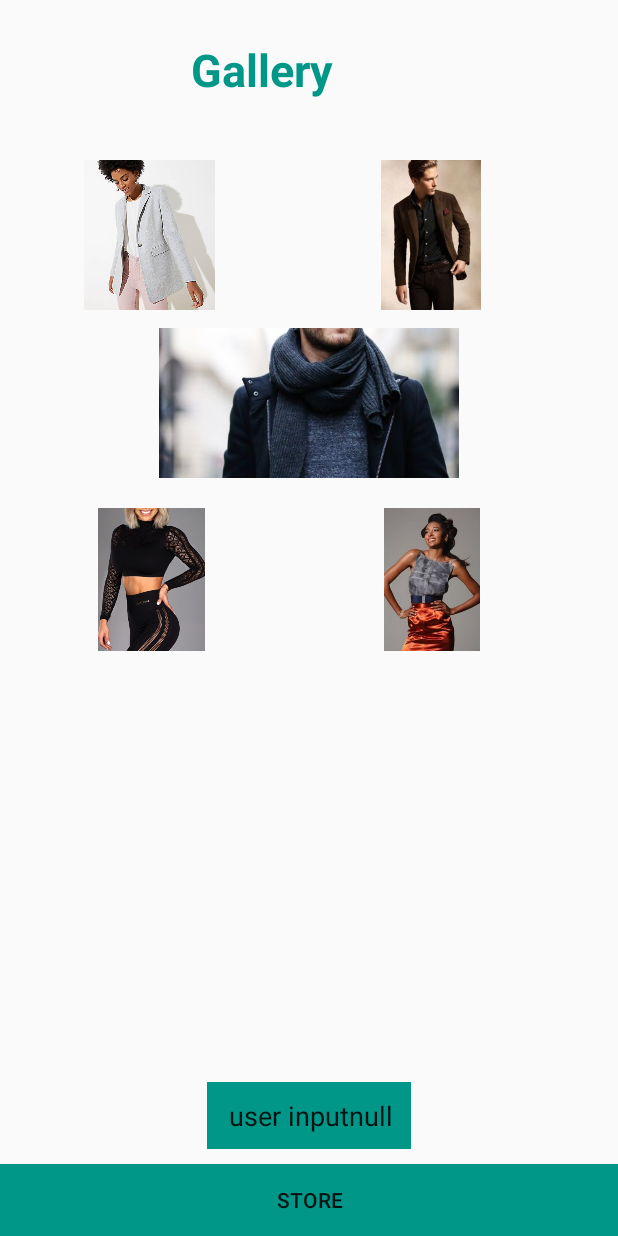
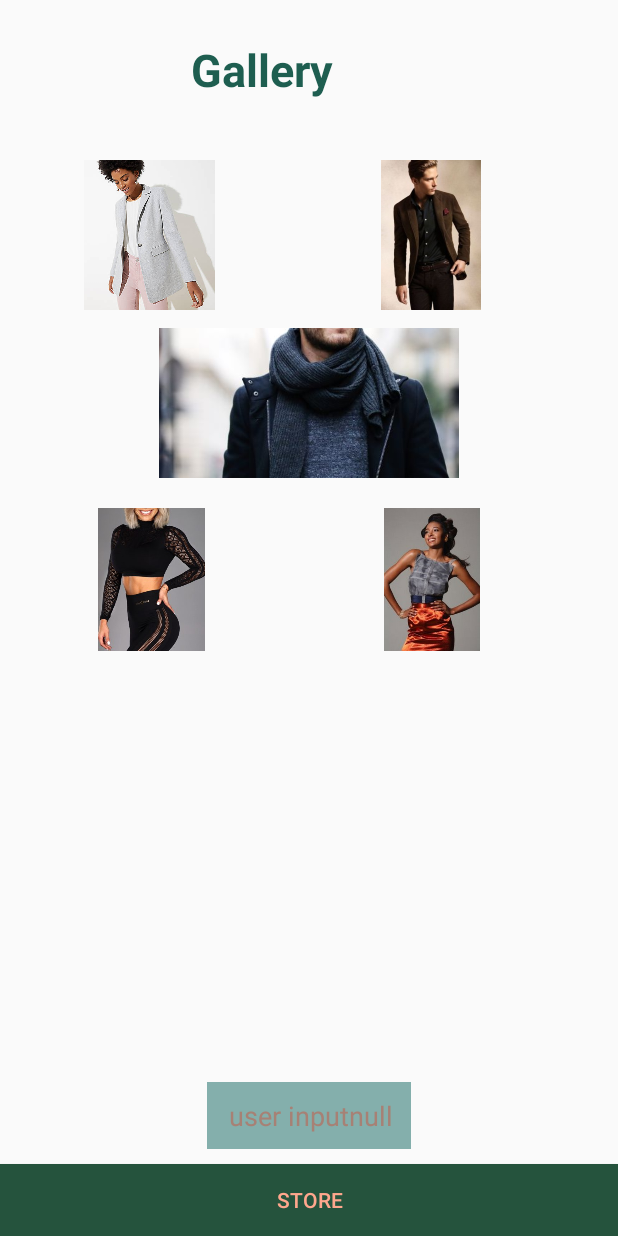
Before and after one commit to Sangwa-C/Sangwa_Sytles, an Android app: the screen it shows after launch (ImagesActivity), on a phone screen of 412 x 824 dp. Run offline under Robolectric (Android 15) with nearby library versions, the phone set to English and light mode, and no system bars; Roboto replaces fonts that are not available here.

Commit message:
last styles

```diff
--- a/app/src/main/res/layout/activity_images.xml
+++ b/app/src/main/res/layout/activity_images.xml
@@ -23,7 +23,7 @@
         android:layout_marginBottom="40dp"
         android:layout_weight="1"
         android:text="Gallery"
-        android:textColor="@color/colorAccent"
+        android:textColor="#1E5E50"
         android:textSize="30dp"
         android:textStyle="bold"
         app:fontFamily="@font/allura" />
@@ -101,15 +101,16 @@
         </LinearLayout>
 
     <EditText
+        android:id="@+id/clotheWanted"
         android:layout_width="wrap_content"
         android:layout_height="wrap_content"
-        android:id="@+id/clotheWanted"
-        android:background="@color/colorAccent"
         android:layout_above="@+id/listedButton"
+        android:layout_centerHorizontal="true"
         android:layout_marginBottom="10dp"
+        android:background="#84AFAC"
+        android:hint="Types of Cloth"
         android:padding="10dp"
-        android:hint="Types of Cloth"
-        android:layout_centerHorizontal="true" />
+        android:textColor="#A78175" />
 
 
     <Button
@@ -118,8 +119,9 @@
         android:layout_height="wrap_content"
         android:layout_alignParentBottom="true"
         android:layout_centerHorizontal="true"
-        android:background="@color/colorAccent"
-        android:text="Store" />
+        android:background="#25533D"
+        android:text="Store"
+        android:textColor="#FFA78D" />
 
 
 </RelativeLayout>
```
Also changed, not shown: app/src/main/res/layout/activity_clothes.xml (+9 -5 lines).
